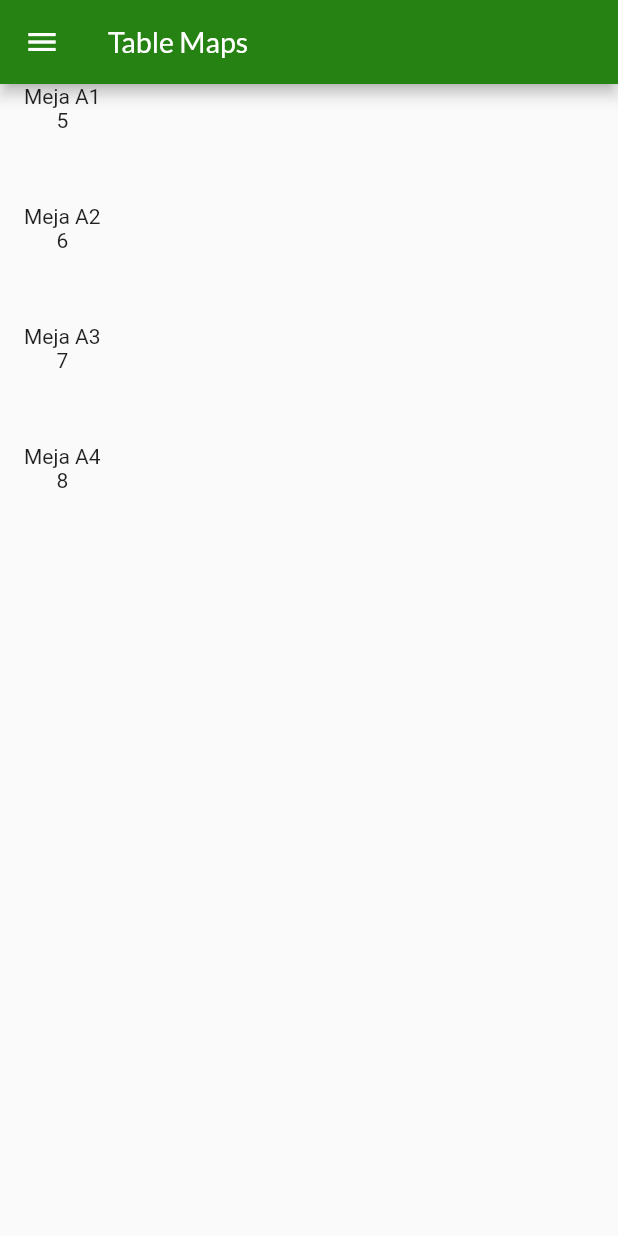
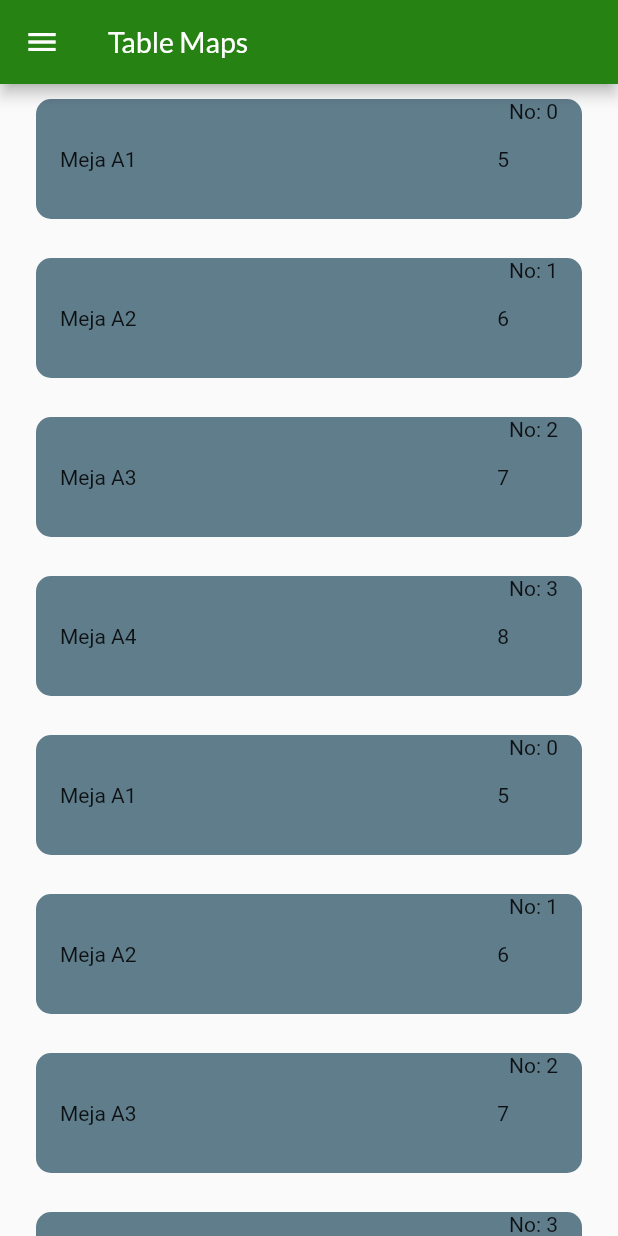
Before and after one commit to chandrafebrian/chandra_pos, a Flutter app: the TableMapsPage screen opened directly, on a phone screen of 412 x 824 dp. Run offline on Flutter 3.47's test engine with Material 2 defaults, Android fonts, the phone set to English and light mode, and no system bars; our stand-ins replace another_flushbar, bloc, cloud_firestore, email_validator, equatable, firebase_auth and 6 more; accounts and stored records are empty.

Commit message:
up
Signed-off-by: chandrafebrian <chandrafebrian99@gmail.com>

```diff
--- a/lib/models/model_nilai_meja.dart
+++ b/lib/models/model_nilai_meja.dart
@@ -1,4 +1,7 @@
 part of 'models.dart';
+// cara membuat widget meja
+
+// 1. buat tipe data model untuk nilai meja
 
 class ModelNilaiMeja extends Equatable {
   final String id;
@@ -20,4 +23,12 @@ List<ModelNilaiMeja> contohModelNilaiMejaList = [
   const ModelNilaiMeja(id: '1', namaMeja: 'Meja A2', nomorMeja: 6),
   const ModelNilaiMeja(id: '2', namaMeja: 'Meja A3', nomorMeja: 7),
   const ModelNilaiMeja(id: '3', namaMeja: 'Meja A4', nomorMeja: 8),
+  const ModelNilaiMeja(id: '0', namaMeja: 'Meja A1', nomorMeja: 5),
+  const ModelNilaiMeja(id: '1', namaMeja: 'Meja A2', nomorMeja: 6),
+  const ModelNilaiMeja(id: '2', namaMeja: 'Meja A3', nomorMeja: 7),
+  const ModelNilaiMeja(id: '3', namaMeja: 'Meja A4', nomorMeja: 8),
+  const ModelNilaiMeja(id: '0', namaMeja: 'Meja A1', nomorMeja: 5),
+  const ModelNilaiMeja(id: '1', namaMeja: 'Meja A2', nomorMeja: 6),
+  const ModelNilaiMeja(id: '2', namaMeja: 'Meja A3', nomorMeja: 7),
+  const ModelNilaiMeja(id: '3', namaMeja: 'Meja A4', nomorMeja: 8),
 ];
--- a/lib/ui/pages/table_maps_page.dart
+++ b/lib/ui/pages/table_maps_page.dart
@@ -1,4 +1,6 @@
 part of 'pages.dart';
+
+// 3. buat widget meja di table maps page dengan memanggil kerangka widget meja
 
 class TableMapsPage extends StatefulWidget {
   const TableMapsPage({Key? key}) : super(key: key);
@@ -26,8 +28,11 @@ class _TableMapsPageState extends State<TableMapsPage> {
         ),
         body: ListView(
           children: contohModelNilaiMejaList
-              .map((mejaidentifiermap) =>
-                  WidgetMejaCard(modelNilaiMeja: mejaidentifiermap))
+              .map((mejaidentifiermap) => Padding(
+                    padding: const EdgeInsets.fromLTRB(
+                        defaultMargin, 10, defaultMargin, 16),
+                    child: WidgetMejaCard(modelNilaiMeja: mejaidentifiermap),
+                  ))
               .toList(),
         ),
       ),
--- a/lib/ui/widgets/widget_meja.dart
+++ b/lib/ui/widgets/widget_meja.dart
@@ -1,4 +1,6 @@
 part of 'widgets.dart';
+
+// 2. buat widget kerangka meja ambil nilai dari model
 
 class WidgetMejaCard extends StatelessWidget {
   final ModelNilaiMeja modelNilaiMeja;
@@ -14,14 +16,20 @@ class WidgetMejaCard extends StatelessWidget {
           height: 80,
           padding: const EdgeInsets.symmetric(horizontal: 16),
           decoration: BoxDecoration(
+            color: Colors.blueGrey,
             borderRadius: BorderRadius.circular(10),
           ),
           child: Row(
+            mainAxisAlignment: MainAxisAlignment.spaceBetween,
             children: [
+              Text(modelNilaiMeja.namaMeja),
+              const Spacer(),
+              Text(modelNilaiMeja.nomorMeja.toString()),
               Column(
                 children: [
-                  Text(modelNilaiMeja.namaMeja),
-                  Text(modelNilaiMeja.nomorMeja.toString()),
+                  Text(
+                    'No: ' + modelNilaiMeja.id,
+                  ),
                 ],
               )
             ],
```
